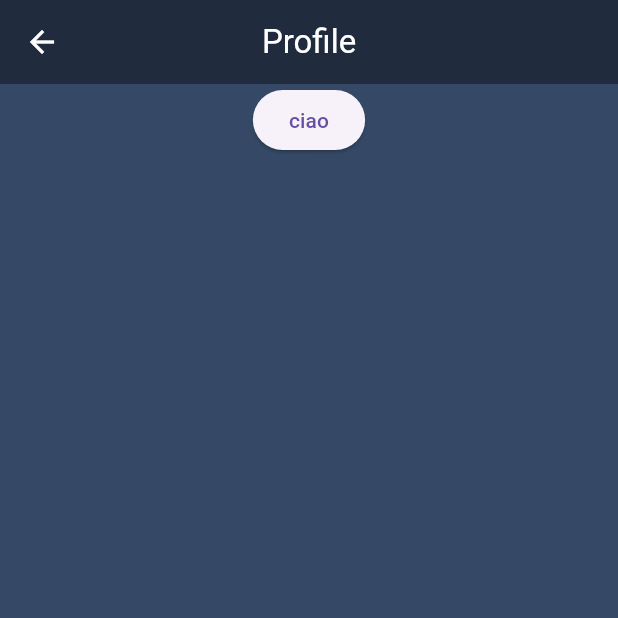
After one commit to BPUP-Suite/Messanger, a Flutter app: the ChatList screen opened directly, in the side drawer, after a tap on "Profile", on a phone screen of 412 x 824 dp, the top half of it. The commit adds this screen. Run offline on Flutter 3.47's test engine with Material 3 defaults, Android fonts, the phone set to English and light mode, and no system bars; network calls fail.

Commit message:
tante paginine nuove

```diff
--- /dev/null
+++ b/lib/faces/Settings/profile.dart
@@ -0,0 +1,36 @@
+import 'package:flutter/material.dart';
+
+class Profile extends StatelessWidget {
+  const Profile({super.key});
+
+  @override
+  Widget build(BuildContext context) {
+    return Scaffold(
+      backgroundColor: Color(0xff354966),
+      appBar: AppBar(
+        title: Text(
+          "Profile",
+          style: TextStyle(
+              color: Colors.white
+          ),
+        ),
+        centerTitle: true,
+        backgroundColor: Color(0xff202c3e),
+        iconTheme: IconThemeData(color: Colors.white),
+      ),
+      body: Center(
+        child: Column(
+          children: [
+            ElevatedButton(
+              onPressed: () {
+
+              },
+              child: Text("ciao"),
+            )
+          ],
+        ),
+      ),
+
+    );
+  }
+}
--- a/lib/faces/chatList.dart
+++ b/lib/faces/chatList.dart
@@ -0,0 +1,108 @@
+import 'package:flutter/material.dart';
+import 'package:messanger_bpup/faces/Settings/profile.dart';
+import 'package:messanger_bpup/faces/Settings/settings.dart';
+import 'package:messanger_bpup/faces/start/start.dart';
+
+class ChatList extends StatelessWidget {
+  const ChatList({super.key});
+
+  @override
+  Widget build(BuildContext context) {
+    return Scaffold(
+      backgroundColor: Color(0xff354966),
+      appBar: AppBar(
+        title: Text(
+          "Chat List",
+          style: TextStyle(color: Colors.white),
+        ),
+        centerTitle: true,
+        backgroundColor: Color(0xff202c3e),
+        // automaticallyImplyLeading: false,
+        iconTheme: IconThemeData(color: Colors.white),
+      ),
+      body: Center(),
+      drawer: Drawer(
+        backgroundColor: Color(0xff202c3e),
+        child: Column(
+          children: [
+            Container(
+              margin: EdgeInsets.only(top: 80, bottom: 15),
+              child: CircleAvatar(
+                radius: 52,
+                backgroundImage: NetworkImage(
+                    'https://unsplash.com/photos/a-large-brown-bear-standing-in-a-forest-Af8FDnadU0Q'
+                ),
+              ),
+            ),
+            Container(
+              margin: EdgeInsets.only(bottom: 40),
+              child: Text(
+                "Nome Cognome",
+                style: TextStyle(
+                  color: Colors.white,
+                ),
+              ),
+            ),
+            ListTile(
+              leading: Icon(
+                Icons.person,
+                color: Colors.white,
+              ),
+              title: Text(
+                "Profile",
+                style: TextStyle(
+                  color: Colors.white,
+                ),
+              ),
+              onTap: () {
+                Navigator.push(
+                  context,
+                  MaterialPageRoute(
+                    builder: (context) => Profile(),
+                  ),
+                );
+              },
+            ),
+            ListTile(
+              leading: Icon(
+                Icons.settings,
+                color: Colors.white,
+              ),
+              title: Text(
+                "Settings",
+                style: TextStyle(
+                  color: Colors.white,
+                ),
+              ),
+              onTap: () {
+                Navigator.push(
+                  context,
+                  MaterialPageRoute(
+                    builder: (context) => Settings(),
+                  ),
+                );
+              },
+            ),
+            Container(
+              margin: EdgeInsets.only(top: 80),
+              child: ElevatedButton(
+                child: ListTile(
+                  leading: Icon(Icons.home),
+                  title: Text("Start (da togliere)"),
+                ),
+                onPressed: () {
+                  Navigator.push(
+                    context,
+                    MaterialPageRoute(
+                      builder: (context) => Start(),
+                    ),
+                  );
+                },
+              ),
+            ),
+          ],
+        ),
+      ),
+    );
+  }
+}
--- a/lib/src/obj/themes.dart
+++ /dev/null
@@ -1,14 +0,0 @@
-import 'package:flutter/material.dart';
-
-class themes extends StatelessWidget {
-  const themes({super.key});
-
-  @override
-  Widget build(BuildContext context) {
-    return MaterialApp(
-      theme: ThemeData(
-
-      ),
-    );
-  }
-}
--- a/pubspec.yaml
+++ b/pubspec.yaml
@@ -30,6 +30,7 @@ environment:
 dependencies:
   flutter:
     sdk: flutter
+
 
 
   # The following adds the Cupertino Icons font to your application.
```
Also changed, not shown: lib/faces/Settings/changeThemes.dart (added, +36 -0 lines), lib/faces/Settings/settings.dart (added, +44 -0 lines), lib/faces/start/emailCheck.dart (added, +66 -0 lines), lib/faces/start/phone.dart (deleted, +0 -112 lines), lib/faces/start/start.dart (+30 -6 lines), lib/src/obj/themes/themes.dart (added).
